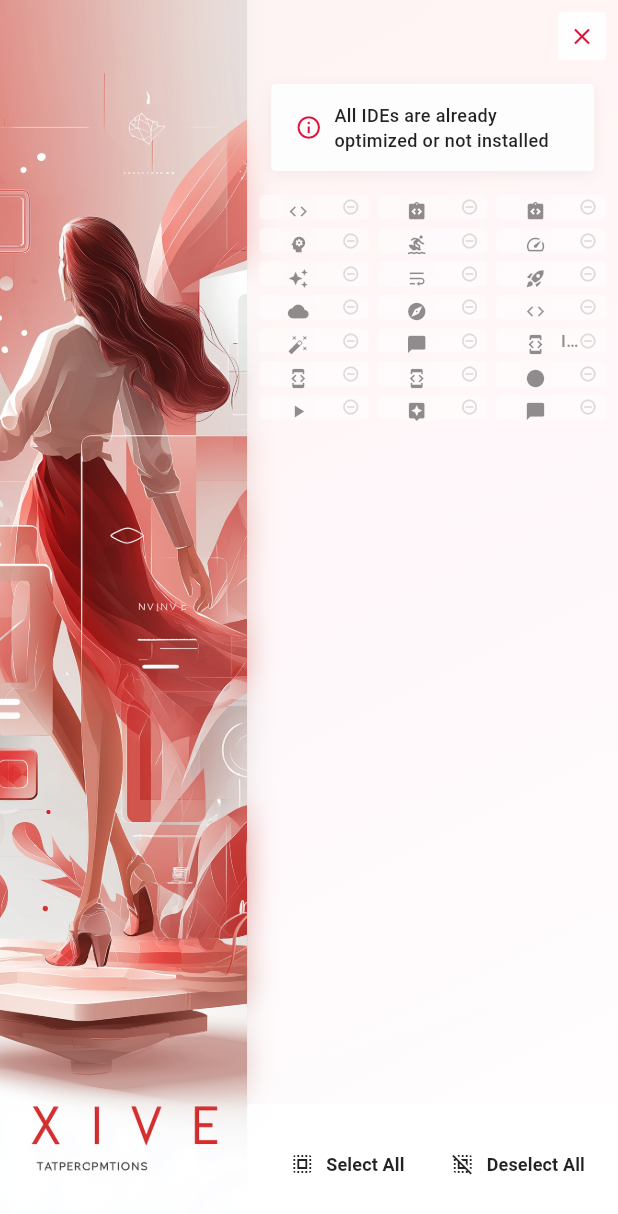
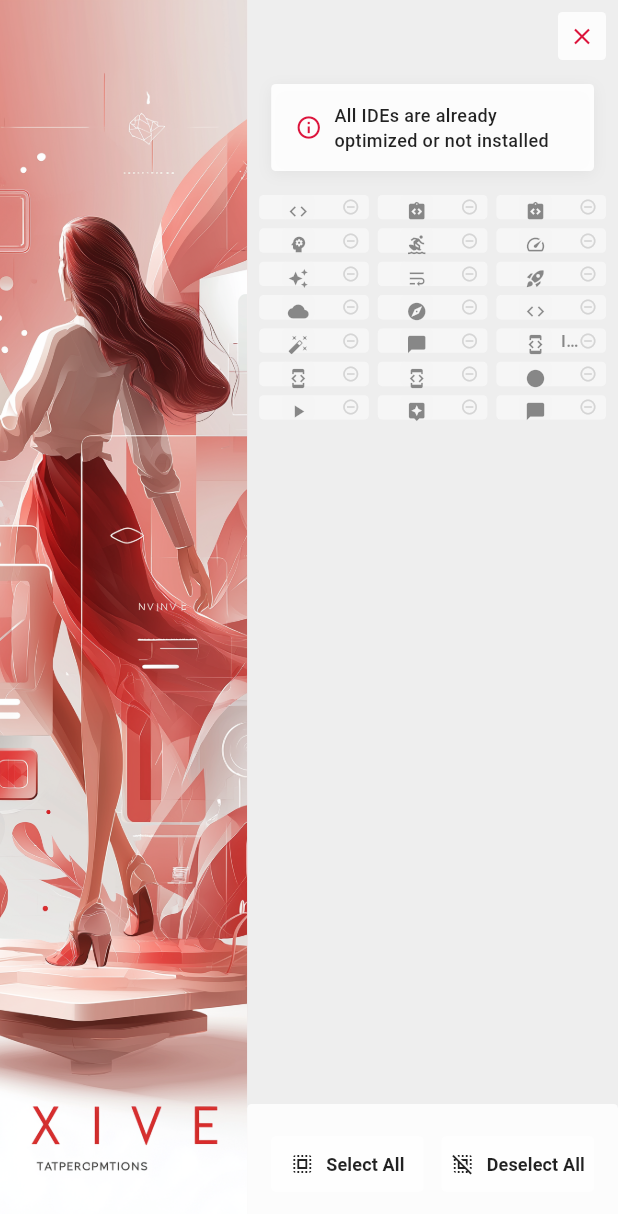
Before and after one commit to ZERO-DAWN-X/ide-faster, a Flutter app: the screen it shows after launch, on a phone screen of 412 x 824 dp. Shown: the top 1214 px of the screen. Run offline on Flutter 3.47's test engine with Material 3 defaults, Android fonts, the phone set to English and light mode, and no system bars.

Commit message:
Refactor UI elements in home_screen.dart to improve visual clarity and consistency. Update background color and opacity settings for better aesthetics and user experience.

```diff
--- a/ide_cache_mover/lib/screens/home_screen.dart
+++ b/ide_cache_mover/lib/screens/home_screen.dart
@@ -496,15 +496,7 @@ class _HomeScreenState extends State<HomeScreen> {
                         filter: ImageFilter.blur(sigmaX: 10, sigmaY: 10),
                           child: Container(
                             decoration: BoxDecoration(
-                            color: Colors.white.withOpacity(0.7),
-                            gradient: LinearGradient(
-                              begin: Alignment.topLeft,
-                              end: Alignment.bottomRight,
-                              colors: [
-                                Colors.white.withOpacity(0.8),
-                                Colors.white.withOpacity(0.6),
-                              ],
-                            ),
+                              color: Colors.grey.shade200,
                             ),
                           child: Column(
                             children: [
@@ -634,9 +626,9 @@ class _HomeScreenState extends State<HomeScreen> {
                                                     opacity: (isAvailable || isAlreadyMoved) ? 1.0 : 0.5,
                                                       child: Container(
                                                         decoration: BoxDecoration(
-                                                        color: (ide.isSelected
+                                                          color: ide.isSelected
                                                               ? const Color(0xFFFFE4E1)
-                                                                : Colors.white).withOpacity(0.85),
+                                                              : Colors.white,
                                                           borderRadius: BorderRadius.circular(3),
                                                         ),
                                                       child: Row(
```
Lines whose indentation alone changed are shown as unchanged.
